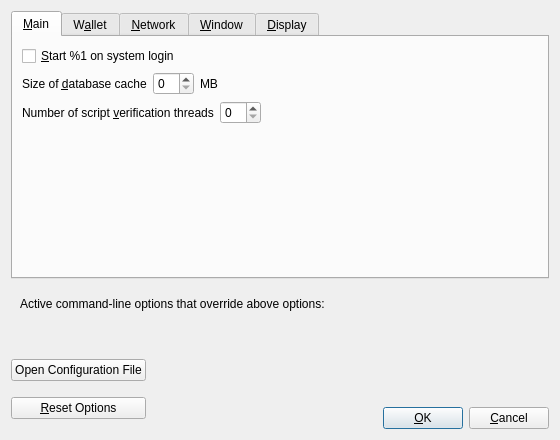
Old version of the form src/qt/forms/optionsdialog.ui in the repository MiningEnthusiastCoin-Project/MiningEnthusiastCoin.
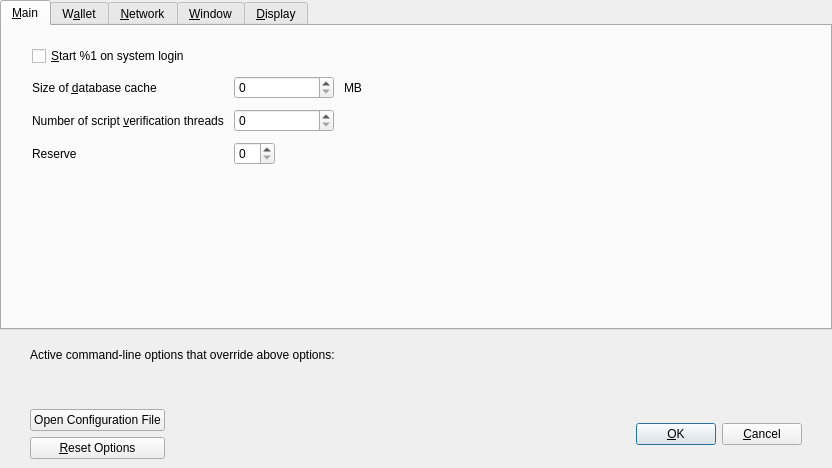
New version of the form. Custom widgets are drawn as their Qt base class.

Patch:
```diff
--- a/src/qt/forms/optionsdialog.ui
+++ b/src/qt/forms/optionsdialog.ui
@@ -6,8 +6,8 @@
    <rect>
     <x>0</x>
     <y>0</y>
-    <width>560</width>
-    <height>440</height>
+    <width>832</width>
+    <height>468</height>
    </rect>
   </property>
   <property name="windowTitle">
@@ -17,6 +17,18 @@
    <bool>true</bool>
   </property>
   <layout class="QVBoxLayout" name="verticalLayout">
+   <property name="leftMargin">
+    <number>0</number>
+   </property>
+   <property name="topMargin">
+    <number>0</number>
+   </property>
+   <property name="rightMargin">
+    <number>0</number>
+   </property>
+   <property name="bottomMargin">
+    <number>0</number>
+   </property>
    <item>
     <widget class="QTabWidget" name="tabWidget">
      <property name="currentIndex">
@@ -26,7 +38,22 @@
       <attribute name="title">
        <string>&amp;Main</string>
       </attribute>
-      <layout class="QVBoxLayout" name="verticalLayout_Main">
+      <layout class="QVBoxLayout" name="verticalLayout_3">
+       <property name="spacing">
+        <number>10</number>
+       </property>
+       <property name="leftMargin">
+        <number>30</number>
+       </property>
+       <property name="topMargin">
+        <number>20</number>
+       </property>
+       <property name="rightMargin">
+        <number>30</number>
+       </property>
+       <property name="bottomMargin">
+        <number>20</number>
+       </property>
        <item>
         <widget class="QCheckBox" name="bitcoinAtStartup">
          <property name="toolTip">
@@ -38,8 +65,11 @@
         </widget>
        </item>
        <item>
-        <layout class="QHBoxLayout" name="horizontalLayout_2_Main">
-         <item>
+        <layout class="QGridLayout" name="gridLayout">
+         <property name="verticalSpacing">
+          <number>10</number>
+         </property>
+         <item row="0" column="0">
           <widget class="QLabel" name="databaseCacheLabel">
            <property name="text">
             <string>Size of &amp;database cache</string>
@@ -52,8 +82,17 @@
            </property>
           </widget>
          </item>
+         <item row="0" column="1">
+          <layout class="QHBoxLayout" name="horizontalLayout_2_Main">
          <item>
-          <widget class="QSpinBox" name="databaseCache"/>
+            <widget class="QSpinBox" name="databaseCache">
+             <property name="minimumSize">
+              <size>
+               <width>100</width>
+               <height>0</height>
+              </size>
+             </property>
+            </widget>
          </item>
          <item>
           <widget class="QLabel" name="databaseCacheUnitLabel">
@@ -80,9 +119,7 @@
          </item>
         </layout>
        </item>
-       <item>
-        <layout class="QHBoxLayout" name="horizontalLayout_3_Main">
-         <item>
+         <item row="1" column="0">
           <widget class="QLabel" name="threadsScriptVerifLabel">
            <property name="text">
             <string>Number of script &amp;verification threads</string>
@@ -95,8 +132,16 @@
            </property>
           </widget>
          </item>
+         <item row="1" column="1">
+          <layout class="QHBoxLayout" name="horizontalLayout_3_Main">
          <item>
           <widget class="QSpinBox" name="threadsScriptVerif">
+             <property name="minimumSize">
+              <size>
+               <width>100</width>
+               <height>0</height>
+              </size>
+             </property>
            <property name="toolTip">
             <string>(0 = auto, &lt;0 = leave that many cores free)</string>
            </property>
@@ -117,6 +162,45 @@
          </item>
         </layout>
        </item>
+         <item row="2" column="0">
+          <widget class="QLabel" name="reserveBalanceLabel">
+           <property name="text">
+            <string>Reserve</string>
+           </property>
+           <property name="textFormat">
+            <enum>Qt::PlainText</enum>
+           </property>
+           <property name="buddy">
+            <cstring>threadsScriptVerif</cstring>
+           </property>
+          </widget>
+         </item>
+         <item row="2" column="1">
+          <layout class="QHBoxLayout" name="horizontalLayout_3_Main_3">
+           <item>
+            <widget class="BitcoinAmountField" name="reserveBalance">
+             <property name="toolTip">
+              <string>(0 = auto, &lt;0 = leave that many cores free)</string>
+             </property>
+            </widget>
+           </item>
+           <item>
+            <spacer name="horizontalSpacer_3_Main_3">
+             <property name="orientation">
+              <enum>Qt::Horizontal</enum>
+             </property>
+             <property name="sizeHint" stdset="0">
+              <size>
+               <width>40</width>
+               <height>20</height>
+              </size>
+             </property>
+            </spacer>
+           </item>
+          </layout>
+         </item>
+        </layout>
+       </item>
        <item>
         <spacer name="verticalSpacer_Main">
          <property name="orientation">
@@ -646,6 +730,12 @@
    <item>
     <widget class="QFrame" name="frame">
      <layout class="QVBoxLayout" name="verticalLayout_Bottom">
+      <property name="leftMargin">
+       <number>30</number>
+      </property>
+      <property name="rightMargin">
+       <number>30</number>
+      </property>
       <item>
        <layout class="QHBoxLayout" name="horizontalLayout_Bottom">
         <item>
@@ -690,7 +780,14 @@
     </widget>
    </item>
    <item>
-    <layout class="QHBoxLayout" name="horizontalLayout_Buttons">
+    <widget class="QWidget" name="buttonsContainerWhite" native="true">
+     <layout class="QHBoxLayout" name="horizontalLayout_2">
+      <property name="leftMargin">
+       <number>30</number>
+      </property>
+      <property name="rightMargin">
+       <number>30</number>
+      </property>
      <item>
       <layout class="QVBoxLayout" name="verticalLayout_Buttons">
        <item>
@@ -722,14 +819,14 @@
       </layout>
      </item>
      <item>
-      <spacer name="horizontalSpacer_1">
+       <spacer name="horizontalSpacer_3">
        <property name="orientation">
         <enum>Qt::Horizontal</enum>
        </property>
        <property name="sizeHint" stdset="0">
         <size>
-         <width>40</width>
-         <height>48</height>
+          <width>20</width>
+          <height>20</height>
         </size>
        </property>
       </spacer>
@@ -760,35 +857,18 @@
       </widget>
      </item>
      <item>
-      <spacer name="horizontalSpacer_2">
+       <spacer name="horizontalSpacer">
        <property name="orientation">
         <enum>Qt::Horizontal</enum>
        </property>
        <property name="sizeHint" stdset="0">
         <size>
-         <width>40</width>
-         <height>48</height>
-        </size>
-       </property>
-      </spacer>
-     </item>
-     <item>
-      <layout class="QVBoxLayout" name="verticalLayout_4">
-       <item>
-        <spacer name="verticalSpacer">
-         <property name="orientation">
-          <enum>Qt::Vertical</enum>
-         </property>
-         <property name="sizeHint" stdset="0">
-          <size>
            <width>20</width>
-           <height>40</height>
+          <height>20</height>
           </size>
          </property>
         </spacer>
        </item>
-       <item>
-        <layout class="QHBoxLayout" name="horizontalLayout">
          <item>
           <widget class="QPushButton" name="okButton">
            <property name="text">
@@ -813,10 +893,7 @@
           </widget>
          </item>
         </layout>
-       </item>
-      </layout>
-     </item>
-    </layout>
+    </widget>
    </item>
   </layout>
  </widget>
@@ -831,6 +908,11 @@
    <extends>QComboBox</extends>
    <header>qt/qvaluecombobox.h</header>
   </customwidget>
+  <customwidget>
+   <class>BitcoinAmountField</class>
+   <extends>QSpinBox</extends>
+   <header>qt/bitcoinamountfield.h</header>
+  </customwidget>
  </customwidgets>
  <resources/>
  <connections/>
```
Left out of the diff: 114 changed lines with no effect on the pictures. Lines whose indentation alone changed are shown as unchanged.
